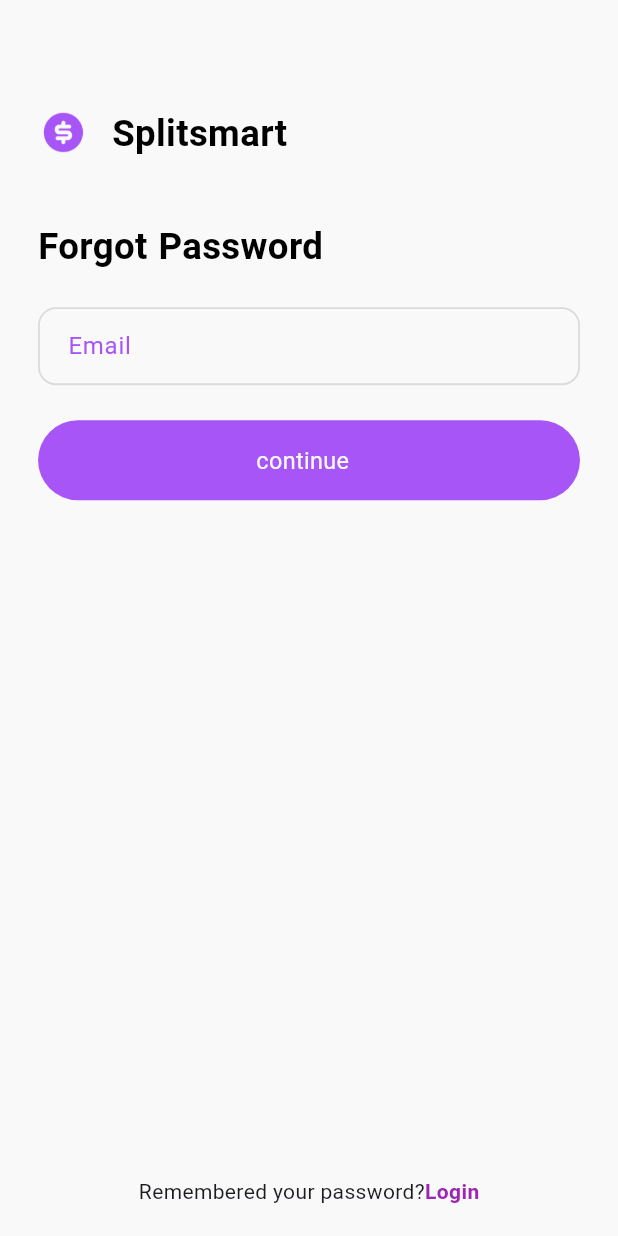
After one commit to MohamedAliiMe/money_share_flutter, a Flutter app: the ForgetPaswordScreen screen opened by its route, on a phone screen of 412 x 824 dp. The commit adds this screen. Run offline on Flutter 3.47's test engine with Material 3 defaults, Android fonts, the phone set to English and light mode, and no system bars; our stand-ins replace another_flushbar, cached_network_image, dio, easy_localization, fl_chart, flutter_bloc and 14 more; missing offline and left inert: excel; accounts and stored records are empty; generated files the repository leaves out were written again.

Commit message:
End forget password screen without contact api

```diff
--- a/lib/core/utilities/routes_navigator/app_routes.dart
+++ b/lib/core/utilities/routes_navigator/app_routes.dart
@@ -3,4 +3,6 @@ class AppRoute {
   static const String loginScreen = '/login';
   static const String registerScreen = '/register';
   static const String congratulationScreen = '/congratulationScreen';
+  static const String homeScreen = '/homeScreen';
+  static const String forgetPasswordScreen = '/forgetPasswordScreen';
 }
--- a/lib/core/utilities/routes_navigator/route_generator.dart
+++ b/lib/core/utilities/routes_navigator/route_generator.dart
@@ -3,9 +3,11 @@ import 'package:flutter/material.dart';
 import 'package:splitwise_flutter/core/utilities/configs/colors.dart';
 import 'package:splitwise_flutter/core/utilities/routes_navigator/app_routes.dart';
 import 'package:splitwise_flutter/features/authentication/pages/congratulation_screen.dart';
+import 'package:splitwise_flutter/features/authentication/pages/view/forget_pasword_screen.dart';
 import 'package:splitwise_flutter/features/authentication/pages/view/login_screen.dart';
 import 'package:splitwise_flutter/features/authentication/pages/view/register_screen.dart';
 import 'package:splitwise_flutter/features/authentication/pages/view/splash_screen.dart';
+import 'package:splitwise_flutter/screens/home_screen.dart';
 import 'package:splitwise_flutter/translations/locale_keys.g.dart';
 
 class RouteGenerator {
@@ -19,7 +21,10 @@ class RouteGenerator {
         return _screenInit(const RegisterScreen(), settings);
       case AppRoute.congratulationScreen:
         return _screenInit(const CongratulationScreen(), settings);
-
+      case AppRoute.homeScreen:
+        return _screenInit(const HomeScreen(), settings);
+        case AppRoute.forgetPasswordScreen:
+        return _screenInit(const ForgetPaswordScreen(), settings);
       default:
         return _errorRoute();
     }
--- a/lib/features/authentication/pages/congratulation_screen.dart
+++ b/lib/features/authentication/pages/congratulation_screen.dart
@@ -42,7 +42,7 @@ class CongratulationScreen extends StatelessWidget {
               child: AppButton(
                 text: LocaleKeys.getStarted.tr(),
                 onPressed: () =>
-                    pushName(context, AppRoute.registerScreen),
+                    popAllAndPushName(context, AppRoute.homeScreen),
               ),
             ),
           ],
--- /dev/null
+++ b/lib/features/authentication/pages/view/forget_pasword_screen.dart
@@ -0,0 +1,166 @@
+import 'package:easy_localization/easy_localization.dart';
+import 'package:flutter/material.dart';
+import 'package:flutter/widgets.dart';
+import 'package:flutter_screenutil/flutter_screenutil.dart';
+import 'package:splitwise_flutter/core/dependencies/dependency_init.dart';
+import 'package:splitwise_flutter/core/utilities/configs/app_typography.dart';
+import 'package:splitwise_flutter/core/utilities/configs/colors.dart';
+import 'package:splitwise_flutter/core/utilities/routes_navigator/app_routes.dart';
+import 'package:splitwise_flutter/core/utilities/routes_navigator/navigator.dart';
+import 'package:splitwise_flutter/features/authentication/data/models/login_params/login_params.dart';
+import 'package:splitwise_flutter/features/authentication/logic/authentication_cubit.dart';
+import 'package:splitwise_flutter/features/authentication/widget/app_button_widget.dart';
+import 'package:splitwise_flutter/features/authentication/widget/app_text_field_widget.dart';
+import 'package:splitwise_flutter/gen/assets.gen.dart';
+import 'package:splitwise_flutter/translations/locale_keys.g.dart';
+
+class ForgetPaswordScreen extends StatefulWidget {
+  const ForgetPaswordScreen({super.key});
+
+  @override
+  State<ForgetPaswordScreen> createState() => _ForgetPaswordScreenState();
+}
+
+class _ForgetPaswordScreenState extends State<ForgetPaswordScreen> {
+  final _formKey = GlobalKey<FormState>();
+  final TextEditingController _emailController = TextEditingController();
+  final AuthenticationCubit _authenticationCubit = getIt<AuthenticationCubit>();
+
+  bool _emailSubmitted = false;
+
+  Future<void> _handleLogin() async {
+    if (_formKey.currentState!.validate()) {
+      setState(() {
+        _emailSubmitted = true;
+      });
+      await _authenticationCubit.getLogin(
+        loginParams: LoginParams(
+          email: _emailController.text.trim(),
+          password: _emailController.text.trim(),
+        ),
+      );
+    }
+  }
+
+  @override
+  Widget build(BuildContext context) {
+    return Scaffold(
+      resizeToAvoidBottomInset: true,
+      body: SafeArea(
+        child: SingleChildScrollView(
+          padding: EdgeInsets.symmetric(horizontal: 24.w, vertical: 32.h),
+          child: Form(
+            key: _formKey,
+            child: Column(
+              crossAxisAlignment: CrossAxisAlignment.stretch,
+              children: [
+                SizedBox(height: 40.h),
+                Row(
+                  children: [
+                    Image.asset(
+                      Assets.images.iconInterfaceSolid.path,
+                      width: 32.w,
+                      height: 32.h,
+                      color: AllColors.globalAppColor,
+                    ),
+                    SizedBox(width: 8.w),
+                    Text(LocaleKeys.splitsmart.tr(), style: tsb25),
+                  ],
+                ),
+                SizedBox(height: 40.h),
+                Text(LocaleKeys.forgetPassword.tr(), style: tsb25),
+                SizedBox(height: 24.h),
+                _emailSubmitted
+                    ? Text(
+                        _emailController.text.trim(),
+                        style: tsb16.copyWith(
+                          color: AllColors.globalAppColor,
+                          fontWeight: FontWeight.w500,
+                        ),
+                      )
+                    : AppTextField(
+                        controller: _emailController,
+                        label: LocaleKeys.email.tr(),
+                        keyboardType: TextInputType.emailAddress,
+                        validator: (value) =>
+                            value == null || !value.contains('@')
+                                ? LocaleKeys.enterValidEmail.tr()
+                                : null,
+                      ),
+                SizedBox(height: 24.h),
+                AppButton(
+                  text: LocaleKeys.continues.tr(),
+                  onPressed: _handleLogin,
+                  color: AllColors.globalAppColor,
+                  textColor: AllColors.white,
+                ),
+                SizedBox(height: 24.h),
+                if (_emailSubmitted)
+                  Container(
+                    padding: EdgeInsets.all(12.w),
+                    decoration: BoxDecoration(
+                      color: AllColors.globalAppColor.withOpacity(0.1),
+                      borderRadius: BorderRadius.circular(12.r),
+                    ),
+                    child: Row(
+                      crossAxisAlignment: CrossAxisAlignment.start,
+                      children: [
+                        Icon(
+                          Icons.email_outlined,
+                          color: AllColors.globalAppColor,
+                        ),
+                        SizedBox(width: 8.w),
+                        Expanded(
+                          child: Column(
+                            crossAxisAlignment: CrossAxisAlignment.start,
+                            children: [
+                              Text(LocaleKeys.checkYourEmail.tr(),
+                                  style: tsb16),
+                              Text(
+                                  LocaleKeys.forGetAccessToCreateNewPassword
+                                      .tr(),
+                                  style: tr16),
+                            ],
+                          ),
+                        ),
+                        GestureDetector(
+                          onTap: () {
+                            setState(() {
+                              _emailSubmitted = false;
+                              _emailController.clear();
+                            });
+                          },
+                          child: Icon(Icons.close, color: Colors.grey),
+                        ),
+                      ],
+                    ),
+                  ),
+              ],
+            ),
+          ),
+        ),
+      ),
+      bottomNavigationBar: Padding(
+        padding: EdgeInsets.only(bottom: 20.h),
+        child: Row(
+          mainAxisAlignment: MainAxisAlignment.center,
+          children: [
+            Text(LocaleKeys.remeberYourPassword.tr()),
+            GestureDetector(
+              onTap: () {
+                pushName(context, AppRoute.registerScreen);
+              },
+              child: Text(
+                LocaleKeys.login.tr(),
+                style: TextStyle(
+                  color: Colors.purple,
+                  fontWeight: FontWeight.bold,
+                ),
+              ),
+            ),
+          ],
+        ),
+      ),
+    );
+  }
+}
--- a/lib/features/authentication/pages/view/login_screen.dart
+++ b/lib/features/authentication/pages/view/login_screen.dart
@@ -113,12 +113,17 @@ class _LoginScreenState extends State<LoginScreen> {
                   ),
                 ),
                 SizedBox(height: 8.h),
-                Align(
-                  alignment: Alignment.centerRight,
-                  child: Text(
-                    LocaleKeys.forgetPassword.tr(),
-                    style: TextStyle(
-                        color: AllColors.globalAppColor, fontSize: 12.sp),
+                GestureDetector(
+                  onTap: () {
+                    pushName(context, AppRoute.forgetPasswordScreen);
+                  },
+                  child: Align(
+                    alignment: Alignment.centerRight,
+                    child: Text(
+                      LocaleKeys.forgetPassword.tr(),
+                      style: TextStyle(
+                          color: AllColors.globalAppColor, fontSize: 12.sp),
+                    ),
                   ),
                 ),
                 SizedBox(height: 24.h),
@@ -159,7 +164,7 @@ class _LoginScreenState extends State<LoginScreen> {
               child: Text(
                 LocaleKeys.createAccount.tr(),
                 style: TextStyle(
-                  color: Colors.purple,
+                  color: AllColors.globalAppColor,
                   fontWeight: FontWeight.bold,
                 ),
               ),
--- a/lib/features/authentication/pages/view/register_screen.dart
+++ b/lib/features/authentication/pages/view/register_screen.dart
@@ -2,10 +2,13 @@ import 'package:easy_localization/easy_localization.dart';
 import 'package:flutter/material.dart';
 import 'package:flutter_screenutil/flutter_screenutil.dart';
 import 'package:provider/provider.dart';
+import 'package:splitwise_flutter/core/dependencies/dependency_init.dart';
 import 'package:splitwise_flutter/core/utilities/configs/app_typography.dart';
 import 'package:splitwise_flutter/core/utilities/configs/colors.dart';
 import 'package:splitwise_flutter/core/utilities/routes_navigator/app_routes.dart';
 import 'package:splitwise_flutter/core/utilities/routes_navigator/navigator.dart';
+import 'package:splitwise_flutter/features/authentication/data/models/regester_params/regester_params.dart';
+import 'package:splitwise_flutter/features/authentication/logic/authentication_cubit.dart';
 import 'package:splitwise_flutter/features/authentication/widget/app_button_widget.dart';
 import 'package:splitwise_flutter/features/authentication/widget/app_text_field_widget.dart';
 import 'package:splitwise_flutter/gen/assets.gen.dart';
@@ -25,6 +28,7 @@ class _RegisterScreenState extends State<RegisterScreen> {
   final _emailController = TextEditingController();
   final _passwordController = TextEditingController();
   final _confirmPasswordController = TextEditingController();
+  final AuthenticationCubit _authCubit = getIt<AuthenticationCubit>();
 
   @override
   void dispose() {
@@ -38,13 +42,13 @@ class _RegisterScreenState extends State<RegisterScreen> {
   Future<void> _handleRegister() async {
     if (_formKey.currentState!.validate()) {
       try {
-        final authProvider = Provider.of<AuthProvider>(context, listen: false);
+        final authProvider = _authCubit;
         await authProvider.register(
-          _nameController.text,
-          _emailController.text,
-          _passwordController.text,
-          _confirmPasswordController.text,
-        );
+            registerParams: RegisterParams(
+                name: _nameController.text,
+                email: _emailController.text,
+                password: _passwordController.text,
+                passwordConfirmation: _confirmPasswordController.text));
         if (mounted) {
           pushName(context, AppRoute.congratulationScreen);
         }
--- a/lib/translations/translation_maps/ar.dart
+++ b/lib/translations/translation_maps/ar.dart
@@ -32,7 +32,7 @@ const Map<String, String> ar = {
   "enterValidEmail": "أدخل بريد إلكتروني صحيح",
   "password": "كلمة المرور",
   "passwordIsWrong": "كلمة المرور خاطئة، حاول مرة أخرى!",
-  "forgetPassword": "نسيت كلمة المرور؟",
+  "forgetPassword": "نسيت كلمة المرور",
   "newUser": "مستخدم جديد؟",
   "createAccount": "إنشاء حساب",
   "letsCreateAnAccount": "لننشئ حساباً",
@@ -47,5 +47,10 @@ const Map<String, String> ar = {
   "getStarted": "لنبدأ",
   "yourAccountIsCreated": "تم إنشاء حسابك بنجاح. لنبدأ!",
   "congratulations": "تهانينا!",
+  "continues" : "استمرار",
+  "remeberYourPassword" : "هل تذكرت كلمة مرورك؟",
+  "checkYourEmail": "تحقق من بريدك الإلكتروني",
+  "forGetAccessToCreateNewPassword": "للحصول على إمكانية إنشاء كلمة مرور جديدة",
+
 
 };
--- a/lib/translations/translation_maps/en.dart
+++ b/lib/translations/translation_maps/en.dart
@@ -32,7 +32,7 @@ const Map<String, String> en = {
   "enterValidEmail": "Enter valid email",
   "password": "Password",
   "passwordIsWrong": "Password is wrong, please try again!",
-  "forgetPassword": "Forgot Password?",
+  "forgetPassword": "Forgot Password",
   "newUser": "New User?",
   "createAccount": "Create Account",
   "letsCreateAnAccount": "Let's Create ccount",
@@ -45,6 +45,11 @@ const Map<String, String> en = {
   "passwordMustBeAtLeast6Characters": "Password must be at least 6 characters",
   "pleaseConfirmYourPassword": "Please confirm your password",
   "getStarted": "Get Started",
-  "yourAccountIsCreated": "Your account is created complete. Let's get started!",
+  "yourAccountIsCreated":
+      "Your account is created complete. Let's get started!",
   "congratulations": "Congratulations!",
+  "continues": "Continue",
+  "remeberYourPassword": "Remembered your password?",
+  "checkYourEmail": "Check your email",
+  "forGetAccessToCreateNewPassword": "for get access to create new password",
 };
```
Also changed, not shown: lib/translations/locale_keys.g.dart.
